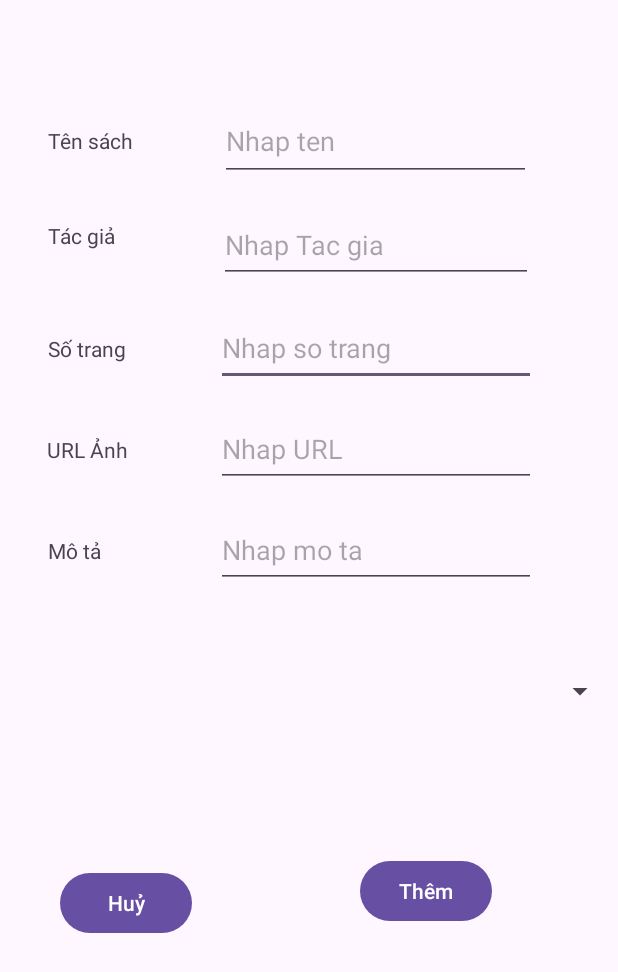
After one commit to XnThnh/BTL_Android, an Android app: the layout activity_them_sach.xml on its own in the app's theme, with its tools: preview values and no code run, on a phone screen of 412 x 824 dp. The commit adds this screen. Shown: the top 972 px of the screen. Run offline under Robolectric (Android 15) with nearby library versions, the phone set to English and light mode, and no system bars.

Commit message:
Them chuc nang ghi lai sach da doc

```diff
--- /dev/null
+++ b/app/src/main/res/layout/activity_them_sach.xml
@@ -0,0 +1,160 @@
+<?xml version="1.0" encoding="utf-8"?>
+<androidx.constraintlayout.widget.ConstraintLayout xmlns:android="http://schemas.android.com/apk/res/android"
+    xmlns:app="http://schemas.android.com/apk/res-auto"
+    xmlns:tools="http://schemas.android.com/tools"
+    android:id="@+id/main"
+    android:layout_width="match_parent"
+    android:layout_height="match_parent"
+    tools:context=".ThemSach">
+
+    <EditText
+        android:id="@+id/edtSoTrang"
+        android:layout_width="wrap_content"
+        android:layout_height="50dp"
+        android:ems="10"
+        android:hint="Nhap so trang"
+        android:inputType="number"
+        app:layout_constraintBottom_toBottomOf="@+id/textView3"
+        app:layout_constraintEnd_toEndOf="@+id/edtTacGia"
+        app:layout_constraintStart_toEndOf="@+id/textView3"
+        app:layout_constraintStart_toStartOf="@+id/edtTacGia"
+        app:layout_constraintTop_toTopOf="@+id/textView3" />
+
+    <TextView
+        android:id="@+id/textView"
+        android:layout_width="wrap_content"
+        android:layout_height="wrap_content"
+        android:layout_marginStart="32dp"
+        android:layout_marginTop="84dp"
+        android:text="Tên sách"
+        app:layout_constraintStart_toStartOf="parent"
+        app:layout_constraintTop_toTopOf="parent" />
+
+    <TextView
+        android:id="@+id/textView3"
+        android:layout_width="wrap_content"
+        android:layout_height="wrap_content"
+        android:layout_marginTop="56dp"
+        android:text="Số trang"
+        app:layout_constraintEnd_toStartOf="@+id/edtSoTrang"
+        app:layout_constraintHorizontal_bias="0.347"
+        app:layout_constraintStart_toStartOf="parent"
+        app:layout_constraintTop_toBottomOf="@+id/textView2" />
+
+    <Button
+        android:id="@+id/btnHuy"
+        android:layout_width="wrap_content"
+        android:layout_height="wrap_content"
+        android:layout_marginStart="40dp"
+        android:layout_marginTop="92dp"
+        android:text="Huỷ"
+        app:layout_constraintStart_toStartOf="parent"
+        app:layout_constraintTop_toBottomOf="@+id/spinner" />
+
+    <EditText
+        android:id="@+id/edtTacGia"
+        android:layout_width="209dp"
+        android:layout_height="50dp"
+        android:ems="10"
+        android:hint="Nhap Tac gia"
+        android:inputType="text"
+        app:layout_constraintBottom_toBottomOf="@+id/textView2"
+        app:layout_constraintEnd_toEndOf="@+id/edtTenSach"
+        app:layout_constraintHorizontal_bias="0.529"
+        app:layout_constraintStart_toEndOf="@+id/textView2"
+        app:layout_constraintStart_toStartOf="@+id/edtTenSach"
+        app:layout_constraintTop_toTopOf="@+id/textView2"
+        app:layout_constraintVertical_bias="0.29" />
+
+    <EditText
+        android:id="@+id/edtMoTa"
+        android:layout_width="wrap_content"
+        android:layout_height="50dp"
+        android:ems="10"
+        android:hint="Nhap mo ta"
+        android:inputType="text"
+        app:layout_constraintBottom_toBottomOf="@+id/textView5"
+        app:layout_constraintEnd_toEndOf="@+id/edtURLAnh"
+        app:layout_constraintStart_toEndOf="@+id/textView5"
+        app:layout_constraintStart_toStartOf="@+id/edtURLAnh"
+        app:layout_constraintTop_toTopOf="@+id/textView5" />
+
+    <TextView
+        android:id="@+id/textView5"
+        android:layout_width="wrap_content"
+        android:layout_height="wrap_content"
+        android:layout_marginTop="48dp"
+        android:text="Mô tả"
+        app:layout_constraintEnd_toStartOf="@+id/edtMoTa"
+        app:layout_constraintHorizontal_bias="0.293"
+        app:layout_constraintStart_toStartOf="parent"
+        app:layout_constraintTop_toBottomOf="@+id/textView4" />
+
+    <Button
+        android:id="@+id/btnThem"
+        android:layout_width="wrap_content"
+        android:layout_height="wrap_content"
+        android:layout_marginTop="84dp"
+        android:text="Thêm"
+        app:layout_constraintEnd_toEndOf="parent"
+        app:layout_constraintHorizontal_bias="0.57"
+        app:layout_constraintStart_toEndOf="@+id/btnHuy"
+        app:layout_constraintTop_toBottomOf="@+id/spinner" />
+
+    <EditText
+        android:id="@+id/edtTenSach"
+        android:layout_width="207dp"
+        android:layout_height="53dp"
+        android:ems="10"
+        android:hint="Nhap ten"
+        android:inputType="text"
+        app:layout_constraintBottom_toBottomOf="@+id/textView"
+        app:layout_constraintEnd_toEndOf="parent"
+        app:layout_constraintStart_toEndOf="@+id/textView"
+        app:layout_constraintTop_toTopOf="@+id/textView" />
+
+    <Spinner
+        android:id="@+id/spinner"
+        android:layout_width="409dp"
+        android:layout_height="50dp"
+        android:layout_marginTop="44dp"
+        app:layout_constraintEnd_toEndOf="parent"
+        app:layout_constraintStart_toStartOf="parent"
+        app:layout_constraintTop_toBottomOf="@+id/edtMoTa" />
+
+    <TextView
+        android:id="@+id/textView4"
+        android:layout_width="wrap_content"
+        android:layout_height="wrap_content"
+        android:layout_marginTop="48dp"
+        android:text="URL Ảnh"
+        app:layout_constraintEnd_toStartOf="@+id/edtURLAnh"
+        app:layout_constraintHorizontal_bias="0.347"
+        app:layout_constraintStart_toStartOf="parent"
+        app:layout_constraintTop_toBottomOf="@+id/textView3" />
+
+    <TextView
+        android:id="@+id/textView2"
+        android:layout_width="wrap_content"
+        android:layout_height="wrap_content"
+        android:layout_marginTop="44dp"
+        android:text="Tác giả"
+        app:layout_constraintEnd_toEndOf="@+id/textView"
+        app:layout_constraintHorizontal_bias="0.0"
+        app:layout_constraintStart_toStartOf="@+id/textView"
+        app:layout_constraintTop_toBottomOf="@+id/textView" />
+
+    <EditText
+        android:id="@+id/edtURLAnh"
+        android:layout_width="wrap_content"
+        android:layout_height="50dp"
+        android:ems="10"
+        android:hint="Nhap URL"
+        android:inputType="text"
+        app:layout_constraintBottom_toBottomOf="@+id/textView4"
+        app:layout_constraintEnd_toEndOf="@+id/edtSoTrang"
+        app:layout_constraintStart_toEndOf="@+id/textView4"
+        app:layout_constraintStart_toStartOf="@+id/edtSoTrang"
+        app:layout_constraintTop_toTopOf="@+id/textView4" />
+
+</androidx.constraintlayout.widget.ConstraintLayout>
--- /dev/null
+++ b/app/src/main/res/menu/context_menu.xml
@@ -0,0 +1,5 @@
+<?xml version="1.0" encoding="utf-8"?>
+<menu xmlns:android="http://schemas.android.com/apk/res/android">
+    <item android:id="@+id/mnuThemSach" android:title="Thêm sách" />
+    <item android:id="@+id/mnuDangXuat" android:title="Đăng xuất" />
+</menu>
--- a/app/src/main/res/values/themes.xml
+++ b/app/src/main/res/values/themes.xml
@@ -1,6 +1,6 @@
 <resources xmlns:tools="http://schemas.android.com/tools">
     <!-- Base application theme. -->
-    <style name="Base.Theme.BTLAndroid" parent="Theme.Material3.DayNight.NoActionBar">
+    <style name="Base.Theme.BTLAndroid" parent="Theme.Material3.DayNight">
         <!-- Customize your light theme here. -->
         <!-- <item name="colorPrimary">@color/my_light_primary</item> -->
     </style>
```
Also changed, not shown: app/src/main/java/com/example/btlandroid/BookRecViewAdapter.java (added, +92 -0 lines), app/src/main/java/com/example/btlandroid/DBHelper.java (+52 -0 lines), app/src/main/java/com/example/btlandroid/DanhSachSach.java (added, +65 -0 lines), app/src/main/java/com/example/btlandroid/MainActivity.java (+10 -1 lines), app/src/main/java/com/example/btlandroid/Sach.java (added, +97 -0 lines), app/src/main/java/com/example/btlandroid/ThemSach.java (added, +82 -0 lines), app/src/main/res/layout/activity_danh_sach_sach.xml (added, +19 -0 lines), app/src/main/res/layout/activity_main.xml (+1 -12 lines), app/src/main/res/layout/layout_bookslist_recview.xml (added, +50 -0 lines).
